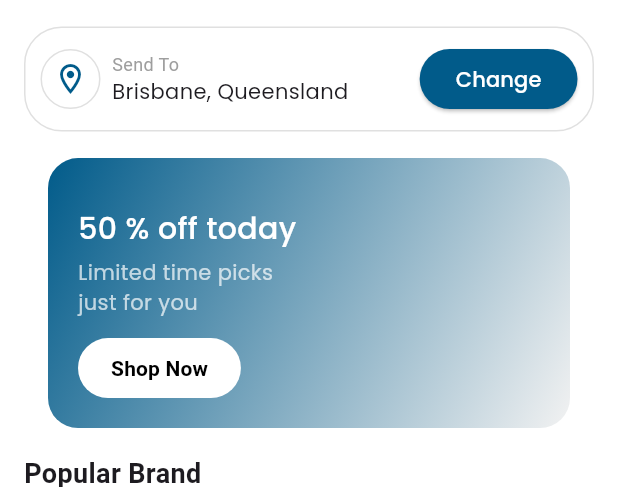
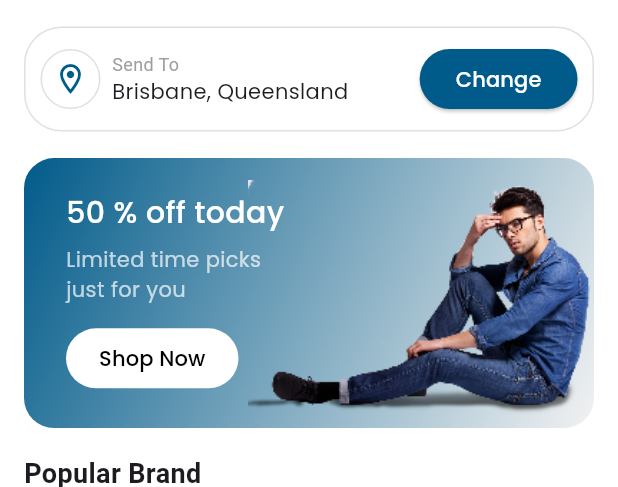
Before and after one commit to salma-elmaghawry/Modee-App, a Flutter app: the screen it shows after launch, on a phone screen of 412 x 824 dp, the part 80-567 px from its top. Run offline on Flutter 3.47's test engine with Material 3 defaults, Android fonts, the phone set to English and light mode, and no system bars; our stand-ins replace dio, flutter_screenutil, google_fonts, pretty_dio_logger.

Commit message:
edit banner sizes

```diff
--- a/lib/Features/Home/presentation/Widgets/offer_banner.dart
+++ b/lib/Features/Home/presentation/Widgets/offer_banner.dart
@@ -8,24 +8,18 @@ class OfferBanner extends StatelessWidget {
 
   @override
   Widget build(BuildContext context) {
-    return Container(
+    final screenWidth = MediaQuery.of(context).size.width;
+
+    return SizedBox(
       height: 180,
       width: double.infinity,
-      margin: const EdgeInsets.symmetric(horizontal: 16),
       child: Stack(
+        clipBehavior: Clip.none,
         children: [
-          // === Background image ===
-          ClipRRect(
-            borderRadius: BorderRadius.circular(20),
-            child: Image.asset(
-              AppImages.model,
-              height: double.infinity,
-              fit: BoxFit.cover,
-            ),
-          ),
-
-          // === Gradient overlay ===
+          // base rounded gradient container
           Container(
+            height: 180,
+            width: double.infinity,
             decoration: BoxDecoration(
               borderRadius: BorderRadius.circular(20),
               gradient: LinearGradient(
@@ -34,14 +28,11 @@ class OfferBanner extends StatelessWidget {
                 colors: [AppColors.primary, AppColors.lightGrey],
               ),
             ),
-          ),
-
-          Padding(
-            padding: const EdgeInsets.symmetric(horizontal: 20, vertical: 16),
+            padding: const EdgeInsets.symmetric(horizontal: 28, vertical: 18),
             child: Align(
-              alignment: Alignment.bottomLeft,
+              alignment: Alignment.centerLeft,
               child: Column(
-                mainAxisAlignment: MainAxisAlignment.end,
+                mainAxisSize: MainAxisSize.min,
                 crossAxisAlignment: CrossAxisAlignment.start,
                 children: [
                   Text(
@@ -51,14 +42,14 @@ class OfferBanner extends StatelessWidget {
                       fontSize: 20,
                     ),
                   ),
-                  const SizedBox(height: 4),
+                  const SizedBox(height: 6),
                   Text(
                     "Limited time picks \njust for you",
                     style: AppTextStyles.poppins14Regular(
                       color: Colors.white70,
                     ),
                   ),
-                  const SizedBox(height: 10),
+                  const SizedBox(height: 12),
                   ElevatedButton(
                     onPressed: () {},
                     style: ElevatedButton.styleFrom(
@@ -71,15 +62,23 @@ class OfferBanner extends StatelessWidget {
                       shape: const StadiumBorder(),
                       elevation: 0,
                     ),
-                    child: const Text(
+                    child: Text(
                       "Shop Now",
-                      style: TextStyle(fontWeight: FontWeight.bold),
+                      style: AppTextStyles.poppins14Bold(),
                     ),
                   ),
                 ],
               ),
             ),
           ),
+
+          // positioned image above/to the right of the container
+          Positioned(
+            right: 1,
+            top: -35,
+            bottom: -40,
+            child: Image.asset(AppImages.model, width: 230, height: 200),
+          ),
         ],
       ),
     );
```
